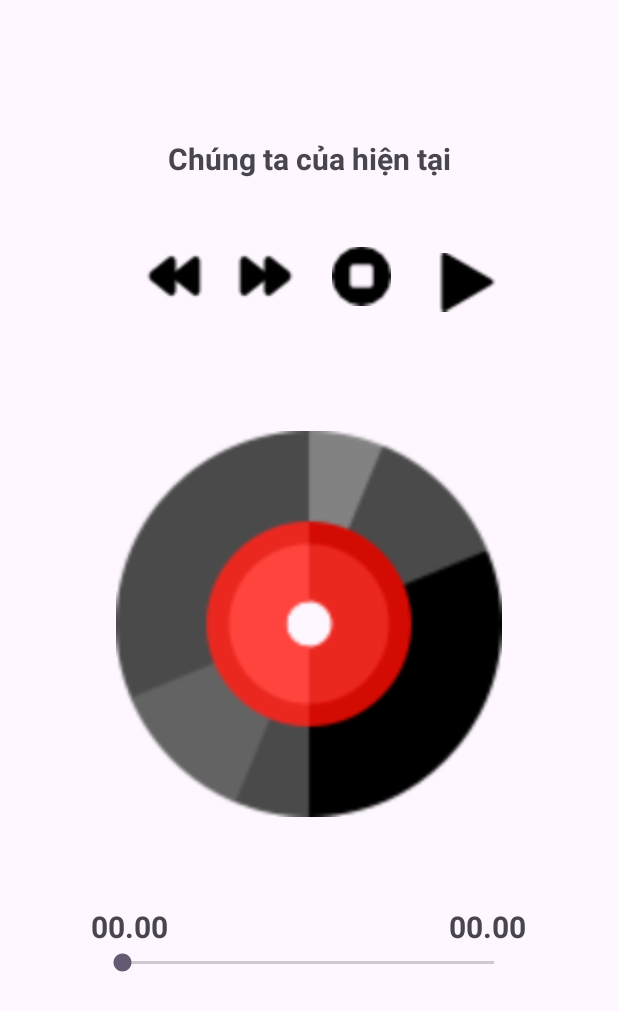
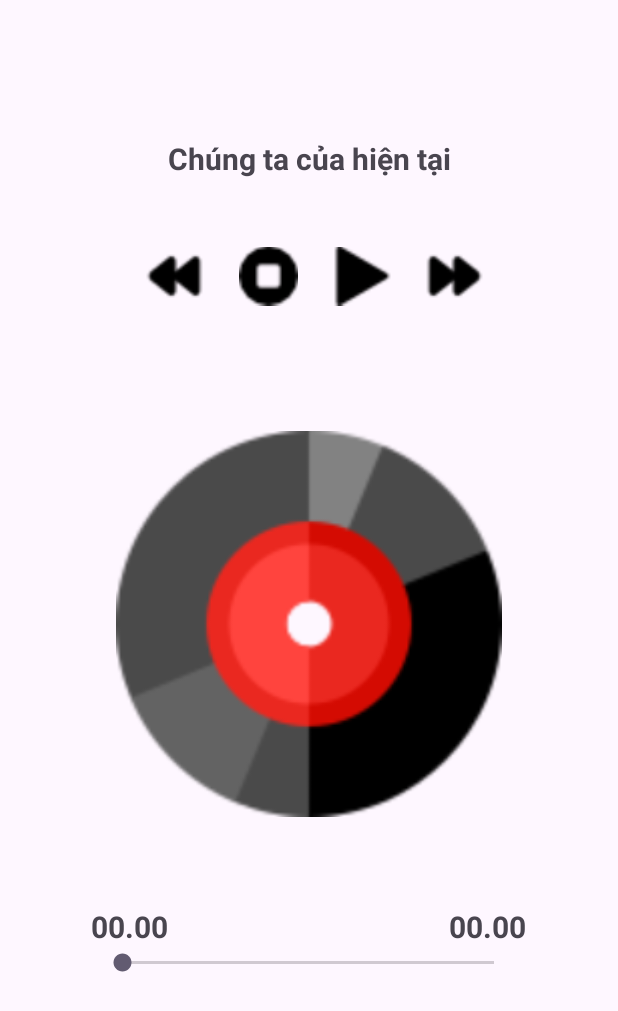
Before and after one commit to caoduong2003/App_Music_Basic_2024, an Android app: the screen it shows after launch (MainActivity before the commit, SongActivity after it), on a phone screen of 412 x 824 dp. Shown: the top 1011 px of the screen. Run offline under Robolectric (Android 15) with nearby library versions, the phone set to English and light mode, and no system bars.

Commit message:
day nhac

```diff
--- a/app/build.gradle.kts
+++ b/app/build.gradle.kts
@@ -1,5 +1,9 @@
 plugins {
     id("com.android.application")
+}
+allprojects {
+    repositories {
+    }
 }
 
 android {
@@ -31,8 +35,10 @@ android {
 dependencies {
 
     implementation("androidx.appcompat:appcompat:1.6.1")
+
     implementation("com.google.android.material:material:1.11.0")
     implementation("androidx.constraintlayout:constraintlayout:2.1.4")
+
     testImplementation("junit:junit:4.13.2")
     androidTestImplementation("androidx.test.ext:junit:1.1.5")
     androidTestImplementation("androidx.test.espresso:espresso-core:3.5.1")
--- a/app/src/main/AndroidManifest.xml
+++ b/app/src/main/AndroidManifest.xml
@@ -13,7 +13,7 @@
         android:theme="@style/Theme.AppMusicBasic"
         tools:targetApi="31">
         <activity
-            android:name=".MainActivity"
+            android:name=".SongActivity"
             android:exported="true">
             <intent-filter>
                 <action android:name="android.intent.action.MAIN" />
--- a/app/src/main/java/com/example/appmusicbasic/MainActivity.java
+++ b/app/src/main/java/com/example/appmusicbasic/SongActivity.java
@@ -4,11 +4,9 @@ import androidx.appcompat.app.AppCompatActivity;
 
 import android.content.Context;
 import android.content.SharedPreferences;
-import android.graphics.PorterDuff;
 import android.media.MediaPlayer;
 import android.os.Bundle;
 import android.os.Handler;
-import android.provider.MediaStore;
 import android.view.View;
 import android.view.animation.Animation;
 import android.view.animation.AnimationUtils;
@@ -16,13 +14,13 @@ import android.widget.ImageButton;
 import android.widget.ImageView;
 import android.widget.SeekBar;
 import android.widget.TextView;
+import android.widget.Toast;
 
 
 import java.text.SimpleDateFormat;
 import java.util.ArrayList;
-import java.util.Set;
 
-public class MainActivity extends AppCompatActivity {
+public class SongActivity extends AppCompatActivity {
 
     TextView txtTenBaiHat, txtTotalTime, txtTimeSong;
     ImageButton btnPrevious, btnNexts,btnStop,btnPlay;
@@ -32,15 +30,32 @@ public class MainActivity extends AppCompatActivity {
     int position = 0;
     MediaPlayer mediaPlayer;
     Animation animation;
+
+    private static final String PREF_NAME = "MyPreferences"; // Tên của SharedPreferences
+    private static final String KEY_NAME = "name"; // Key của dữ liệu cần kiểm tra
+
     @Override
     protected void onCreate(Bundle savedInstanceState) {
         super.onCreate(savedInstanceState);
+        // Kiểm tra SharedPreferences
+        SharedPreferences sharedPreferences = getSharedPreferences(PREF_NAME, Context.MODE_PRIVATE);
+        if (sharedPreferences.contains("position") && sharedPreferences.contains("process")) {
+            // Nếu SharedPreferences có giá trị cho KEY_NAME
+            int pos = sharedPreferences.getInt("position",0);
+            int pro = sharedPreferences.getInt("process",0);
+//            chayLaiMediaPlayer(pos,pro);
+            Toast.makeText(this, "Dữ liệu đã được lưu trữ: " + pos + "----"+ pro, Toast.LENGTH_SHORT).show();
+        } else {
+            // Nếu SharedPreferences không có giá trị cho KEY_NAME
+            Toast.makeText(this, "Không có dữ liệu được lưu trữ trước đó.", Toast.LENGTH_SHORT).show();
+        }
         setContentView(R.layout.play_song);
         addControl();
         createData();
         khoiTaoMediaPlayer();
 
         addEvent();
+
         seekBar.setOnSeekBarChangeListener(new SeekBar.OnSeekBarChangeListener() {
             @Override
             public void onProgressChanged(SeekBar seekBar, int progress, boolean fromUser) {
@@ -55,33 +70,36 @@ public class MainActivity extends AppCompatActivity {
             @Override
             public void onStopTrackingTouch(SeekBar seekBar) {
                 mediaPlayer.seekTo(seekBar.getProgress());
+                System.out.println("seekbar = "+ seekBar.getProgress());
+
             }
         });
-        animation= AnimationUtils.loadAnimation(MainActivity.this,R.anim.disc_rotate);
+        animation= AnimationUtils.loadAnimation(SongActivity.this,R.anim.disc_rotate);
     }
 
     @Override
-    protected void onPause() {
-        super.onPause();
+    protected void onStop() {
+        super.onStop();
 
+        SharedPreferences.Editor editor = getSharedPreferences("MyPreferences", MODE_PRIVATE).edit();
 
-        SharedPreferences prefs = getSharedPreferences("MyPrefs", Context.MODE_PRIVATE);
-        SharedPreferences.Editor editor = prefs.edit();
-        editor.putInt("seekBarProgress", seekBar.getProgress());
+        editor.putInt("process", seekBar.getProgress());
+        editor.putInt("position", position);
+
         editor.apply();
+
     }
 
     @Override
     protected void onResume() {
         super.onResume();
 
-        // Khôi phục trạng thái của SeekBar
-        SharedPreferences prefs = getSharedPreferences("MyPrefs", Context.MODE_PRIVATE);
 
-        int progress = prefs.getInt("seekBarProgress", 0); // Giá trị mặc định ở đây là 0
-        System.out.println("process = "+ progress);
-        khoiTaoMediaPlayer();
-        seekBar.setProgress(progress);
+
+        SharedPreferences prefs = getSharedPreferences("MyPreferences", MODE_PRIVATE);
+
+        int savedPosition = prefs.getInt("position", 0); // 0 là giá trị mặc định nếu không tìm thấy giá trị
+        int process = prefs.getInt("process",10);
 
     }
 
@@ -132,6 +150,7 @@ public class MainActivity extends AppCompatActivity {
                 ivDisc.startAnimation(animation);
                 SetTotalTime();
                 UpdateTimeSong();
+                System.out.println(position);
             }
         });
         btnPrevious.setOnClickListener(new View.OnClickListener() {
@@ -174,7 +193,17 @@ public class MainActivity extends AppCompatActivity {
     private  void khoiTaoMediaPlayer(){
         mediaPlayer = MediaPlayer.create(this,arrayListSong.get(position).getFile());
         txtTenBaiHat.setText(arrayListSong.get(position).getTenbaihat());
+
     }
+
+    private  void chayLaiMediaPlayer(int position,int process){
+        mediaPlayer = MediaPlayer.create(this,arrayListSong.get(position).getFile());
+        txtTenBaiHat.setText(arrayListSong.get(position).getTenbaihat());
+        mediaPlayer.seekTo(process);
+        seekBar.setProgress(process);
+    }
+
+
     private void createData(){
         arrayListSong = new ArrayList<>();
         arrayListSong.add(new Song("Chúng ta của hiện tại",R.raw.chungtacuahientai));
--- a/app/src/main/res/layout/play_song.xml
+++ b/app/src/main/res/layout/play_song.xml
@@ -4,7 +4,7 @@
     xmlns:tools="http://schemas.android.com/tools"
     android:layout_width="match_parent"
     android:layout_height="match_parent"
-    tools:context=".MainActivity">
+    tools:context=".SongActivity">
 
     <TextView
         android:id="@+id/txtTenBaiHat"
@@ -56,7 +56,7 @@
         android:background="@null"
         android:scaleType="fitCenter"
         app:layout_constraintEnd_toEndOf="parent"
-        app:layout_constraintHorizontal_bias="0.594"
+        app:layout_constraintHorizontal_bias="0.427"
         app:layout_constraintStart_toStartOf="parent"
         app:layout_constraintTop_toBottomOf="@+id/txtTenBaiHat"
         app:srcCompat="@drawable/stop" />
@@ -82,7 +82,7 @@
         android:background="@null"
         android:scaleType="fitCenter"
         app:layout_constraintEnd_toEndOf="parent"
-        app:layout_constraintHorizontal_bias="0.422"
+        app:layout_constraintHorizontal_bias="0.76"
         app:layout_constraintStart_toStartOf="parent"
         app:layout_constraintTop_toBottomOf="@+id/txtTenBaiHat"
         app:srcCompat="@drawable/next" />
@@ -91,11 +91,11 @@
         android:id="@+id/btnPlay"
         android:layout_width="39dp"
         android:layout_height="49dp"
-        android:layout_marginTop="44dp"
+        android:layout_marginTop="40dp"
         android:background="@null"
         android:scaleType="fitCenter"
         app:layout_constraintEnd_toEndOf="parent"
-        app:layout_constraintHorizontal_bias="0.784"
+        app:layout_constraintHorizontal_bias="0.596"
         app:layout_constraintStart_toStartOf="parent"
         app:layout_constraintTop_toBottomOf="@+id/txtTenBaiHat"
         app:srcCompat="@drawable/play" />
```
Also changed, not shown: app/src/main/java/com/example/appmusicbasic/SongAdapter.java (added, +12 -0 lines), app/src/main/res/layout/song.xml (added, +13 -0 lines).
